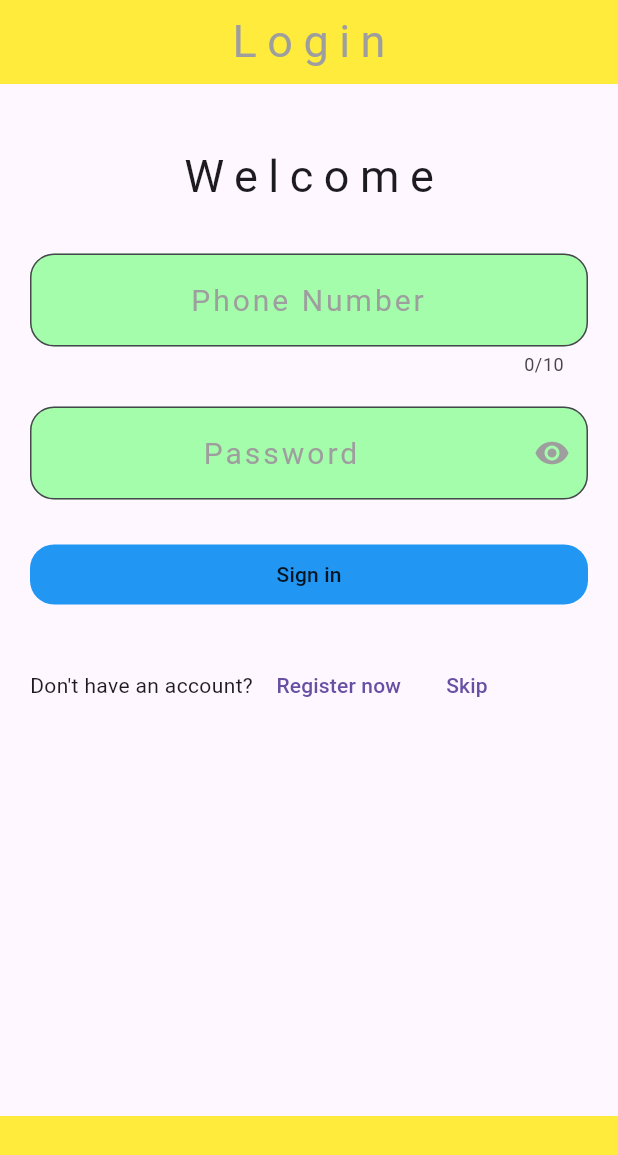
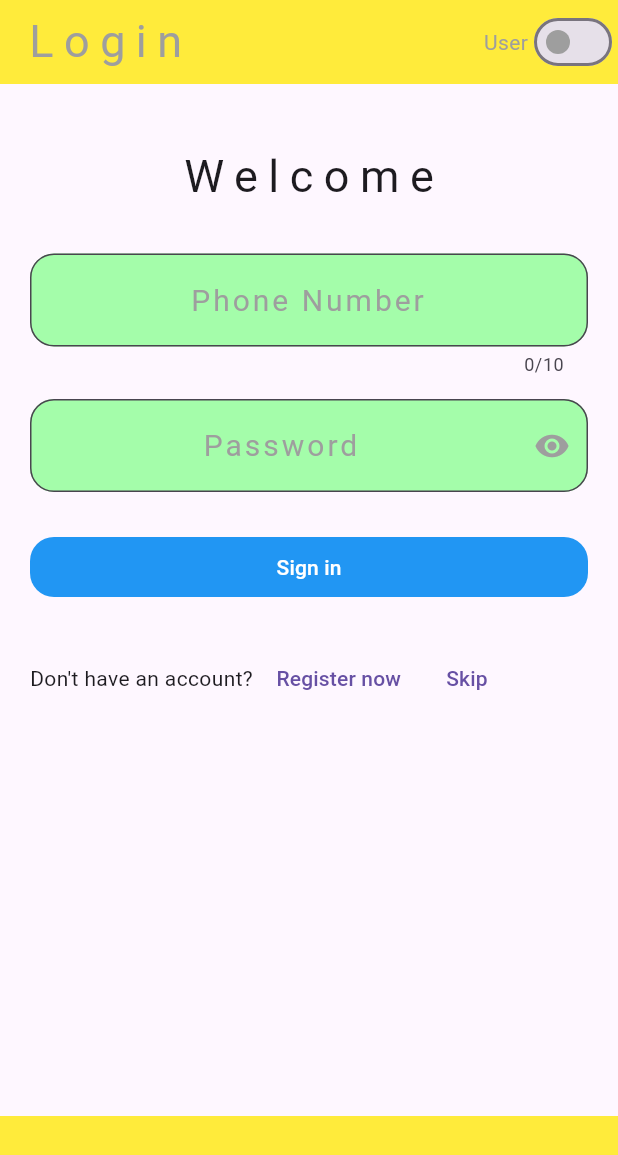
Before and after one commit to dodoking200/delivery-app-v2, a Flutter app: the screen it shows after launch, on a phone screen of 412 x 824 dp. Shown: the top 1155 px of the screen. Run offline on Flutter 3.47's test engine with Material 3 defaults, Android fonts, the phone set to English and light mode, and no system bars; our stand-ins replace flutter_secure_storage.

Commit message:
0.9 Full user

```diff
--- a/lib/LOGIN/login_screen.dart
+++ b/lib/LOGIN/login_screen.dart
@@ -12,22 +12,24 @@ final _formKey = GlobalKey<FormState>();
 class LoginScreen extends StatefulWidget {
   const LoginScreen({super.key});
 
-
   @override
   _LoginScreenState createState() => _LoginScreenState();
-
 }
 
 class _LoginScreenState extends State<LoginScreen> {
+  bool _isDriver = false;
   bool _obscureText = true;
+
   Future<void> sendPostRequest() async {
     // Define the URL of your API
     final url = Uri.parse(constructImageUrl('api/login'));
 
     // Define the headers
     final headers = {
-      'Content-Type': 'application/json', // Ensures you're sending JSON
-      'Authorization': 'Bearer your_token_here', // Replace with your actual token
+      'Content-Type': 'application/json',
+      // Ensures you're sending JSON
+      'Authorization': 'Bearer your_token_here',
+      // Replace with your actual token
     };
 
     // Define the body (if you're sending data)
@@ -49,15 +51,17 @@ class _LoginScreenState extends State<LoginScreen> {
         // Navigate to the main screen
         Navigator.of(context).pushAndRemoveUntil(
           MaterialPageRoute(builder: (context) => const MainScreen()),
-              (Route<dynamic> route) => false,
+          (Route<dynamic> route) => false,
         );
 
         // Save the token securely using the static method
-        String token = jsonDecode(response.body)['token'].toString(); // Ensure token is a string
+        String token = jsonDecode(response.body)['token']
+            .toString(); // Ensure token is a string
         await TokenSecureStorage.saveToken(token);
 
         // Save user data
-        Map<String, dynamic> userData = jsonDecode(response.body)['user']; // Assuming the API returns user data
+        Map<String, dynamic> userData = jsonDecode(
+            response.body)['user']; // Assuming the API returns user data
         await TokenSecureStorage.saveUserData(userData);
 
         print('Success: $token');
@@ -68,7 +72,8 @@ class _LoginScreenState extends State<LoginScreen> {
           builder: (BuildContext context) {
             return AlertDialog(
               title: const Text('Error'),
-              content: Text('Failed with status: ${response.statusCode}\nResponse: ${response.body}'),
+              content: Text(
+                  'Failed with status: ${response.statusCode}\nResponse: ${response.body}'),
               actions: <Widget>[
                 TextButton(
                   child: const Text('OK'),
@@ -108,28 +113,47 @@ class _LoginScreenState extends State<LoginScreen> {
     }
   }
 
-
-
   final TextEditingController phoneController = TextEditingController();
   final TextEditingController passwordController = TextEditingController();
+
   @override
   Widget build(BuildContext context) {
     return Scaffold(
       appBar: AppBar(
-        backgroundColor: Colors.yellow,
-        title: const Center(
-          child: Text(
+          backgroundColor: Colors.yellow,
+          title: Text(
             'Login',
             style: TextStyle(
                 color: Colors.grey, fontSize: 30.0, letterSpacing: 7.0),
           ),
-        ),
-      ),
+          actions: [
+            Row(
+              mainAxisAlignment: MainAxisAlignment.center,
+              children: [
+                Text(
+                  _isDriver ? 'Driver' : 'User',
+                  style: TextStyle(
+                    color: _isDriver ? Colors.green : Colors.grey,
+                  ),
+                ),
+                Switch(
+                  value: _isDriver,
+                  onChanged: (value) {
+                    setState(() {
+                      _isDriver = value;
+                    });
+                  },
+                  activeColor: Colors.green,
+                  inactiveThumbColor: Colors.grey,
+                ),
+              ],
+            ),
+          ]),
       body: SingleChildScrollView(
         child: Padding(
-          padding: const EdgeInsets.fromLTRB(20.0,40.0,20.0,40.0),
+          padding: const EdgeInsets.fromLTRB(20.0, 40.0, 20.0, 40.0),
           child: Form(
-            key: _formKey,  // Use the form key here
+            key: _formKey, // Use the form key here
             child: Column(
               children: [
                 const Center(
@@ -179,7 +203,7 @@ class _LoginScreenState extends State<LoginScreen> {
                   ),
                 ),
                 const SizedBox(
-                  height: 20.0,
+                  height: 15.0,
                 ),
                 TextFormField(
                   controller: passwordController,
@@ -216,7 +240,7 @@ class _LoginScreenState extends State<LoginScreen> {
                     ),
                     suffixIcon: IconButton(
                       icon: Icon(
-                        Icons.visibility ,
+                        Icons.visibility,
                         color: _obscureText ? Colors.grey : Colors.green,
                       ),
                       onPressed: () {
@@ -226,25 +250,23 @@ class _LoginScreenState extends State<LoginScreen> {
                       },
                     ),
                   ),
-
                 ),
                 const SizedBox(
                   height: 30.0,
                 ),
                 Container(
                   height: 40.0,
-
                   width: double.infinity,
                   decoration: const BoxDecoration(
                     color: Colors.blue,
                     borderRadius: BorderRadius.all(Radius.circular(16.0)),
                   ),
                   child: MaterialButton(
-                    child: const Text('Sign in'),
+                    child: const Text('Sign in',
+                        style: TextStyle(color: Colors.white)),
                     onPressed: () {
                       if (_formKey.currentState!.validate()) {
                         sendPostRequest();
-
                       }
                     },
                   ),
@@ -265,11 +287,13 @@ class _LoginScreenState extends State<LoginScreen> {
                           );
                         },
                         child: const Text('Register now'),
-                      ),TextButton(
+                      ),
+                      TextButton(
                         onPressed: () {
                           Navigator.of(context).pushAndRemoveUntil(
-                            MaterialPageRoute(builder: (context) => const MainScreen()),
-                                (Route<dynamic> route) => false,
+                            MaterialPageRoute(
+                                builder: (context) => const MainScreen()),
+                            (Route<dynamic> route) => false,
                           );
                         },
                         child: const Text('Skip'),
@@ -282,10 +306,8 @@ class _LoginScreenState extends State<LoginScreen> {
           ),
         ),
       ),
-      bottomNavigationBar: BottomAppBar(
-        color:  Colors.yellow,
-        child: Container()
-      ),
+      bottomNavigationBar:
+          BottomAppBar(color: Colors.yellow, child: Container()),
     );
   }
 }
--- a/lib/MAIN/Order_Screen.dart
+++ b/lib/MAIN/Order_Screen.dart
@@ -148,7 +148,7 @@ class OrderItem extends StatelessWidget {
     return GestureDetector(
       onTap: onTap, // Trigger the onTap callback when the item is tapped
       child: Container(
-        padding: const EdgeInsets.all(16.0),
+        padding: const EdgeInsets.all(60.0),
         decoration: BoxDecoration(
           color: Colors.green[100],
           borderRadius: BorderRadius.circular(12.0),
--- a/lib/MAIN/Stores_Screen.dart
+++ b/lib/MAIN/Stores_Screen.dart
@@ -153,7 +153,7 @@ class ShowBox extends StatelessWidget {
           Navigator.push(
             context,
             MaterialPageRoute(
-              builder: (context) => StoreProductsScreen(storeId: id!),
+              builder: (context) => StoreProductsScreen(storeId: id!,storeName: name!,),
             ),
           );
         }
--- a/lib/MAIN/homeScreen.dart
+++ b/lib/MAIN/homeScreen.dart
@@ -87,7 +87,7 @@ class _HomeScreenState extends State<HomeScreen> {
                     Navigator.push(
                       context,
                       MaterialPageRoute(
-                        builder: (context) => StoreProductsScreen(storeId: store['id']),
+                        builder: (context) => StoreProductsScreen(storeId: store['id'],storeName: store['name'],),
                       ),
                     );
                   },
--- a/lib/MAIN/main_screen.dart
+++ b/lib/MAIN/main_screen.dart
@@ -1,5 +1,5 @@
 import 'package:flutter/material.dart';
-import 'package:test1/APP_SCREENS/Card_Screen.dart';
+import 'package:test1/APP_SCREENS/Cart_Screen.dart';
 import 'package:test1/APP_SCREENS/Favorites_Screen.dart';
 import 'package:test1/MAIN/Order_Screen.dart';
 import 'package:test1/MAIN/Product_Screen.dart';
--- a/lib/main.dart
+++ b/lib/main.dart
@@ -5,11 +5,11 @@ import 'package:test1/Token_Secure_Storage.dart';
 import 'MAIN/main_screen.dart';
 //http://192.168.237.103:8000/ is my mobile (xiamoi)
 String constructImageUrl(String relativePath) {
-  const baseUrl = 'http://127.0.0.1:8000/';
+  const baseUrl = 'http://192.168.1.109:8000/';
   return baseUrl + relativePath;
 }
 String constructImageUrlWithoutSlash(String relativePath) {
-  const baseUrl = 'http://127.0.0.1:8000';
+  const baseUrl = 'http://192.168.1.109:8000';
   return baseUrl + relativePath;
 }
 
--- a/pubspec.yaml
+++ b/pubspec.yaml
@@ -33,8 +33,6 @@ dependencies:
   http: ^1.2.2
   collection: ^1.18.0
   flutter_secure_storage: ^9.2.2
-  image_picker: ^1.1.2
-  flutter_plugin_android_lifecycle: ^2.0.0
 
   # The following adds the Cupertino Icons font to your application.
   # Use with the CupertinoIcons class for iOS style icons.
@@ -49,7 +47,7 @@ dev_dependencies:
   # activated in the `analysis_options.yaml` file located at the root of your
   # package. See that file for information about deactivating specific lint
   # rules and activating additional ones.
-  flutter_lints: ^4.0.0
+  flutter_lints: ^5.0.0
 
 # For information on the generic Dart part of this file, see the
 # following page: https://dart.dev/tools/pub/pubspec
```
Also changed, not shown: lib/APP_SCREENS/Cart_Screen.dart (renamed from lib/APP_SCREENS/Card_Screen.dart, +21 -10 lines), lib/APP_SCREENS/Favorites_Screen.dart (+7 -2 lines), lib/APP_SCREENS/Product_Page_Screen.dart (+36 -6 lines), lib/LOGIN/Register_Screen.dart (+62 -65 lines), lib/MAIN/Store_Products_Screen.dart (+36 -5 lines), pubspec.lock, 2 other files.
